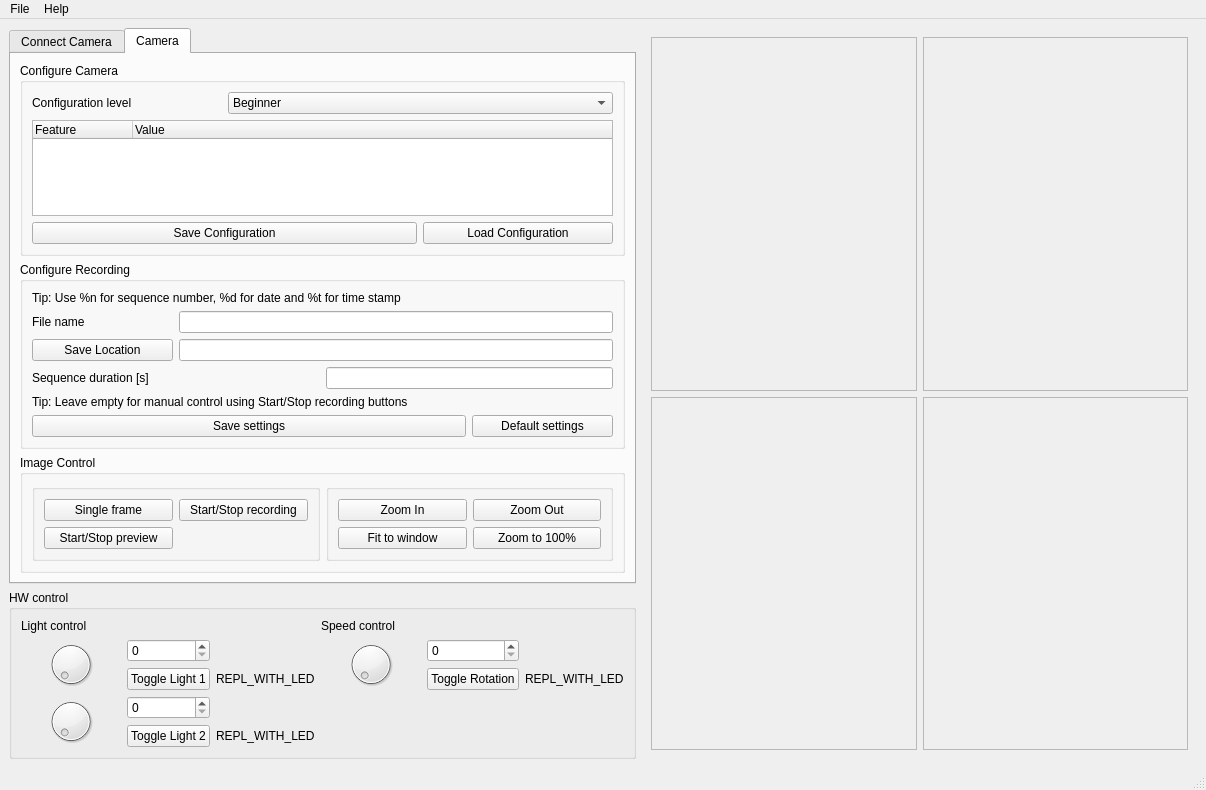
This is anubis.ui in boortel/anubis_V2 as Qt 5 draws it before an edit. The edited form follows.
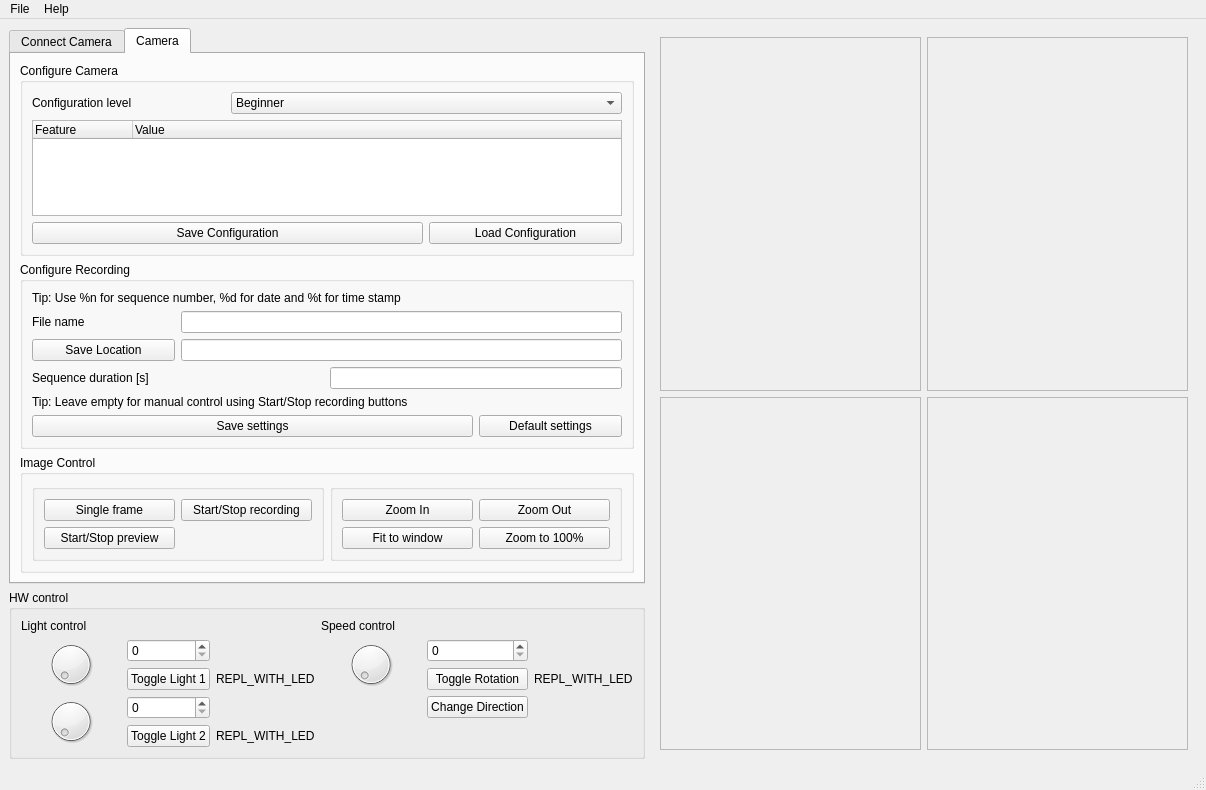
This is the edited form. Icons and pictures are not drawn.

Commit message: Added button to change rotation direction

The edit to the form file:
```diff
--- a/anubis.ui
+++ b/anubis.ui
@@ -28,7 +28,7 @@
            <rect>
             <x>0</x>
             <y>0</y>
-            <width>282</width>
+            <width>260</width>
             <height>352</height>
            </rect>
           </property>
@@ -70,7 +70,7 @@
            <rect>
             <x>0</x>
             <y>0</y>
-            <width>281</width>
+            <width>260</width>
             <height>352</height>
            </rect>
           </property>
@@ -112,7 +112,7 @@
            <rect>
             <x>0</x>
             <y>0</y>
-            <width>282</width>
+            <width>260</width>
             <height>351</height>
            </rect>
           </property>
@@ -154,7 +154,7 @@
            <rect>
             <x>0</x>
             <y>0</y>
-            <width>281</width>
+            <width>260</width>
             <height>351</height>
            </rect>
           </property>
@@ -584,6 +584,13 @@
          </property>
         </widget>
        </item>
+       <item row="4" column="11">
+        <widget class="QPushButton" name="btn_change_direction">
+         <property name="text">
+          <string>Change Direction</string>
+         </property>
+        </widget>
+       </item>
       </layout>
      </widget>
     </item>
```
The commit also changes 1 other file.
